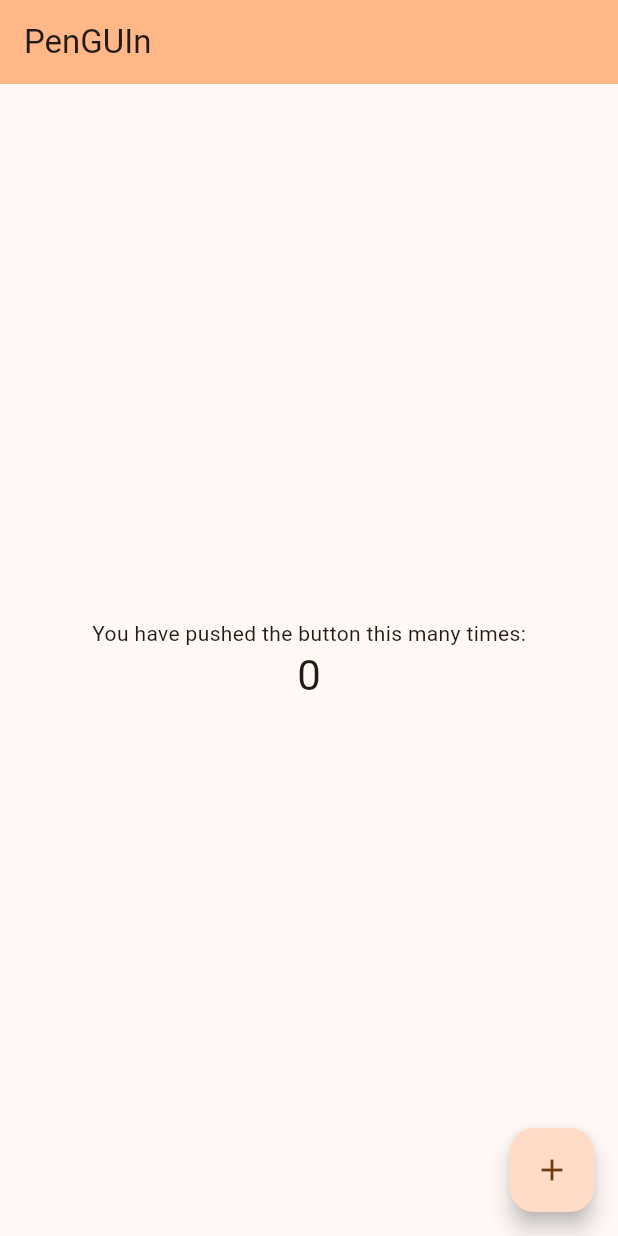
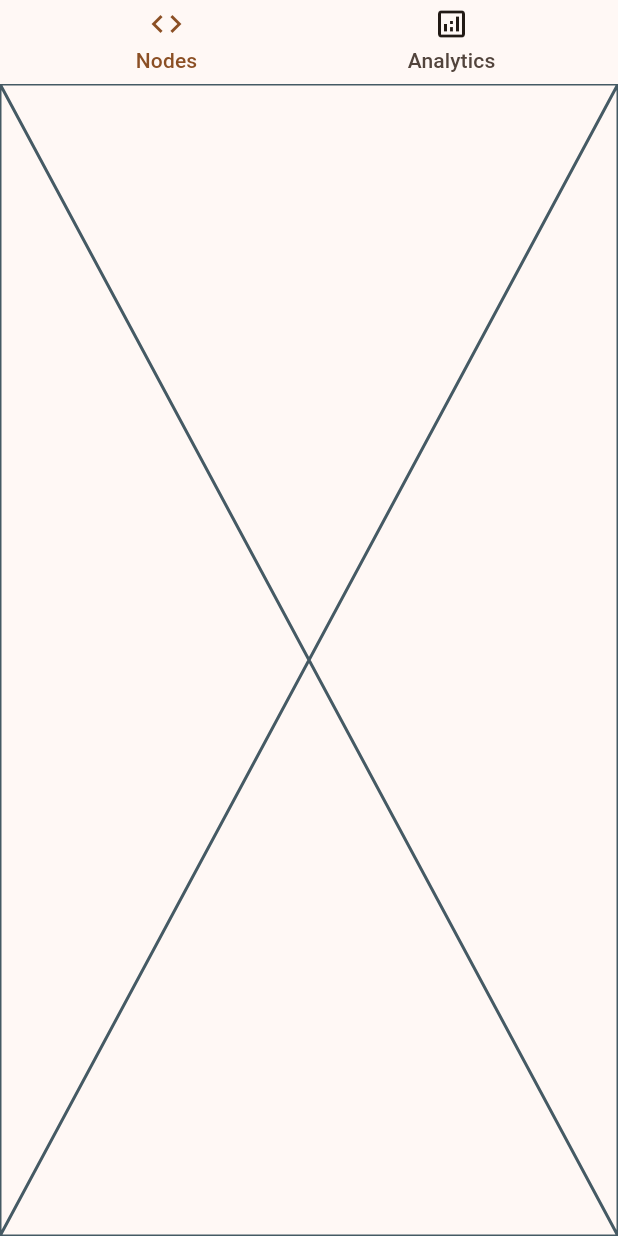
Before and after one commit to wggRobotic/PenGUIn, a Flutter app: the screen it shows after launch, on a phone screen of 412 x 824 dp. Run offline on Flutter 3.47's test engine with Material 3 defaults, Android fonts, the phone set to English and light mode, and no system bars.

Commit message:
Added tabs to navigate between analytics and nodes

```diff
--- a/frontend/lib/main.dart
+++ b/frontend/lib/main.dart
@@ -1,4 +1,6 @@
 import 'package:flutter/material.dart';
+import 'package:frontend/tabs/analytics_tab.dart';
+import 'package:frontend/tabs/nodes_tab.dart';
 import 'package:frontend/theme/theme.dart';
 
 void main() {
@@ -20,92 +22,39 @@ class PenGUIn extends StatelessWidget {
       darkTheme: PenGUInTheme(textTheme).theme(PenGUInTheme.darkScheme()),
       highContrastTheme: PenGUInTheme(textTheme).theme(PenGUInTheme.lightHighContrastScheme()),
       highContrastDarkTheme: PenGUInTheme(textTheme).theme(PenGUInTheme.darkHighContrastScheme()),
-      home: const MyHomePage(title: 'PenGUIn'),
+      home: const MyHomePage(),
     );
   }
 }
 
-class MyHomePage extends StatefulWidget {
-  const MyHomePage({super.key, required this.title});
-
-  // This widget is the home page of your application. It is stateful, meaning
-  // that it has a State object (defined below) that contains fields that affect
-  // how it looks.
-
-  // This class is the configuration for the state. It holds the values (in this
-  // case the title) provided by the parent (in this case the App widget) and
-  // used by the build method of the State. Fields in a Widget subclass are
-  // always marked "final".
-
-  final String title;
-
-  @override
-  State<MyHomePage> createState() => _MyHomePageState();
-}
-
-class _MyHomePageState extends State<MyHomePage> {
-  int _counter = 0;
-
-  void _incrementCounter() {
-    setState(() {
-      // This call to setState tells the Flutter framework that something has
-      // changed in this State, which causes it to rerun the build method below
-      // so that the display can reflect the updated values. If we changed
-      // _counter without calling setState(), then the build method would not be
-      // called again, and so nothing would appear to happen.
-      _counter++;
-    });
-  }
+class MyHomePage extends StatelessWidget {
+  const MyHomePage({super.key});
 
   @override
   Widget build(BuildContext context) {
-    // This method is rerun every time setState is called, for instance as done
-    // by the _incrementCounter method above.
-    //
-    // The Flutter framework has been optimized to make rerunning build methods
-    // fast, so that you can just rebuild anything that needs updating rather
-    // than having to individually change instances of widgets.
-    return Scaffold(
-      appBar: AppBar(
-        // TRY THIS: Try changing the color here to a specific color (to
-        // Colors.amber, perhaps?) and trigger a hot reload to see the AppBar
-        // change color while the other colors stay the same.
-        backgroundColor: Theme.of(context).colorScheme.inversePrimary,
-        // Here we take the value from the MyHomePage object that was created by
-        // the App.build method, and use it to set our appbar title.
-        title: Text(widget.title),
-      ),
-      body: Center(
-        // Center is a layout widget. It takes a single child and positions it
-        // in the middle of the parent.
-        child: Column(
-          // Column is also a layout widget. It takes a list of children and
-          // arranges them vertically. By default, it sizes itself to fit its
-          // children horizontally, and tries to be as tall as its parent.
-          //
-          // Column has various properties to control how it sizes itself and
-          // how it positions its children. Here we use mainAxisAlignment to
-          // center the children vertically; the main axis here is the vertical
-          // axis because Columns are vertical (the cross axis would be
-          // horizontal).
-          //
-          // TRY THIS: Invoke "debug painting" (choose the "Toggle Debug Paint"
-          // action in the IDE, or press "p" in the console), to see the
-          // wireframe for each widget.
-          mainAxisAlignment: .center,
+    return DefaultTabController(
+      length: 2,
+      child: Scaffold(
+        appBar: AppBar(
+          title: const TabBar(
+            tabs: [
+              Tab(
+                icon: Icon(Icons.code_outlined),
+                text: "Nodes"
+              ),
+              Tab(
+                icon: Icon(Icons.analytics_outlined),
+                text: "Analytics"
+              ),
+            ],
+          ),
+        ),
+        body: const TabBarView(
           children: [
-            const Text('You have pushed the button this many times:'),
-            Text(
-              '$_counter',
-              style: Theme.of(context).textTheme.headlineMedium,
-            ),
+            NodesTab(),
+            AnalyticsTab(),
           ],
         ),
-      ),
-      floatingActionButton: FloatingActionButton(
-        onPressed: _incrementCounter,
-        tooltip: 'Increment',
-        child: const Icon(Icons.add),
       ),
     );
   }
--- /dev/null
+++ b/frontend/lib/tabs/analytics_tab.dart
@@ -0,0 +1,11 @@
+import 'package:flutter/material.dart';
+
+class AnalyticsTab extends StatelessWidget{
+  const AnalyticsTab({super.key});
+
+  @override
+  Widget build(BuildContext context) {
+    // TODO: implement build
+    return Placeholder();
+  }
+}
--- /dev/null
+++ b/frontend/lib/tabs/nodes_tab.dart
@@ -0,0 +1,11 @@
+import 'package:flutter/widgets.dart';
+
+class NodesTab extends StatelessWidget{
+  const NodesTab({super.key});
+
+  @override
+  Widget build(BuildContext context) {
+    // TODO: implement build
+    return Placeholder();
+  }
+}
```
